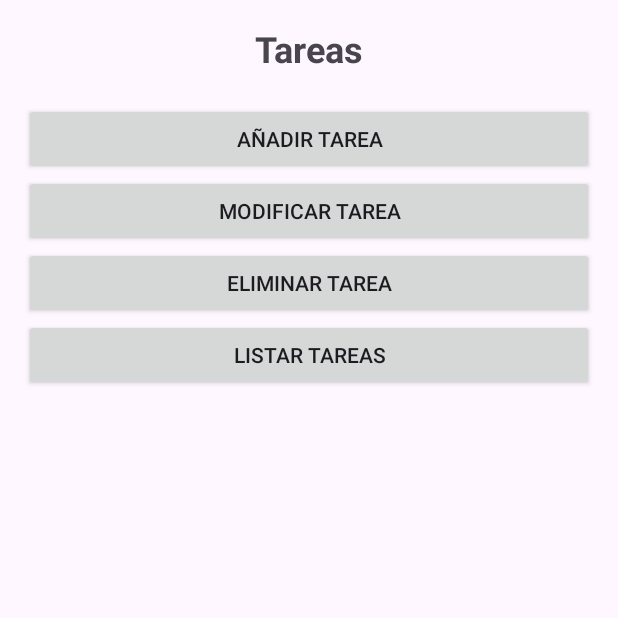
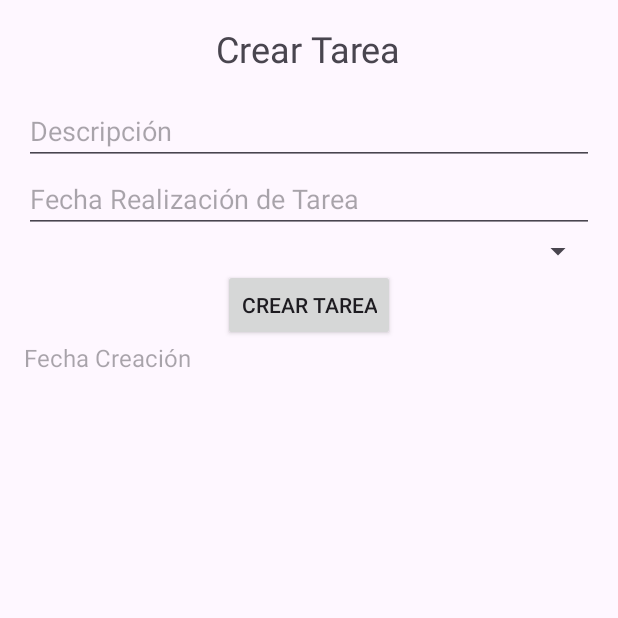
Before and after one commit to familycontained/AndroidBD, an Android app: the Tareas screen opened directly, with no data from a screen before it, after a tap on "AÑADIR TAREA", on a phone screen of 412 x 824 dp, the top half of it. Run offline under Robolectric (Android 15) with nearby library versions, the phone set to English and light mode, and no system bars.

Commit message:
Actividad03

```diff
--- a/BDFamilyContained/app/src/main/java/com/example/bdfamilycontained/Tareas.java
+++ b/BDFamilyContained/app/src/main/java/com/example/bdfamilycontained/Tareas.java
@@ -56,7 +56,7 @@ public class Tareas extends Activity {
     }
 
     private void crearTarea() {
-        setContentView(R.layout.registro_Tareas);
+        setContentView(R.layout.crear_tarea);
 
         EditText nombreEditText = findViewById(R.id.nombre);
         EditText correoEditText = findViewById(R.id.correo);
--- /dev/null
+++ b/BDFamilyContained/app/src/main/res/layout/crear_tarea.xml
@@ -0,0 +1,52 @@
+<?xml version="1.0" encoding="utf-8"?>
+<LinearLayout xmlns:android="http://schemas.android.com/apk/res/android"
+    android:layout_width="match_parent"
+    android:layout_height="match_parent"
+    android:orientation="vertical"
+    android:padding="16dp">
+
+    <TextView
+        android:layout_width="wrap_content"
+        android:layout_height="wrap_content"
+        android:text="@string/crear_tarea"
+        android:textSize="24sp"
+        android:layout_gravity="center_horizontal"
+        android:layout_marginBottom="16dp" />
+
+    <EditText
+        android:id="@+id/descripcionTarea"
+        android:layout_width="match_parent"
+        android:layout_height="wrap_content"
+        android:hint="@string/descripcion"
+        android:inputType="text" />
+
+    <EditText
+        android:id="@+id/fechaRealizacion"
+        android:layout_width="match_parent"
+        android:layout_height="wrap_content"
+        android:hint="@string/fecha_realizacion_de_tarea"
+        android:inputType="date" />
+
+        <Spinner
+            android:id="@+id/estado_tarea_opciones"
+            android:layout_width="match_parent"
+            android:text="@string/estado_de_tarea"
+            android:layout_height="wrap_content" />
+
+    <Button
+        android:id="@+id/Agregar"
+        android:layout_width="wrap_content"
+        android:layout_height="wrap_content"
+        android:text="@string/crear_tarea"
+        android:layout_gravity="center_horizontal" />
+
+    <TextView
+        android:id="@+id/tvFechaCreacion"
+        android:layout_width="match_parent"
+        android:layout_height="wrap_content"
+        android:hint="@string/fecha_creaci_n"
+        android:textSize="16sp"
+
+        android:layout_marginBottom="8dp" />
+
+</LinearLayout>
--- a/BDFamilyContained/app/src/main/res/values/strings.xml
+++ b/BDFamilyContained/app/src/main/res/values/strings.xml
@@ -1,4 +1,4 @@
-<resources>
+<resources xmlns:android="http://schemas.android.com/apk/res/android">
     <string name="app_name">BDFamilyContained</string>
     <string name="RegistroUsuario">Registro Usuario</string>
     <string name="usuarios">Usuarios</string>
@@ -35,5 +35,18 @@
     <string name="ModificarUsuario">Modificar Usuario</string>
     <string name="ID_no_existe">ID No Existe !!!</string>
     <string name="lista_de_usuarios">Lista de Usuarios</string>
+    <string name="crear_tarea">Crear Tarea</string>
+   <string name="fecha_realizacion_de_tarea">Fecha Realización de Tarea</string>
+   <string name="descripcion">Descripción</string>
+   <string name="fecha_creaci_n">Fecha Creación</string>
+   <string name="estado_de_tarea">Estado de tarea</string>
+
+   -------------------------------------------------------
+   <string-array name="estado_tarea_opciones">
+      <item>Pendiente</item>
+      <item>En Progreso</item>
+      <item>Completada</item>
+   </string-array>
+
 
 </resources>
```
